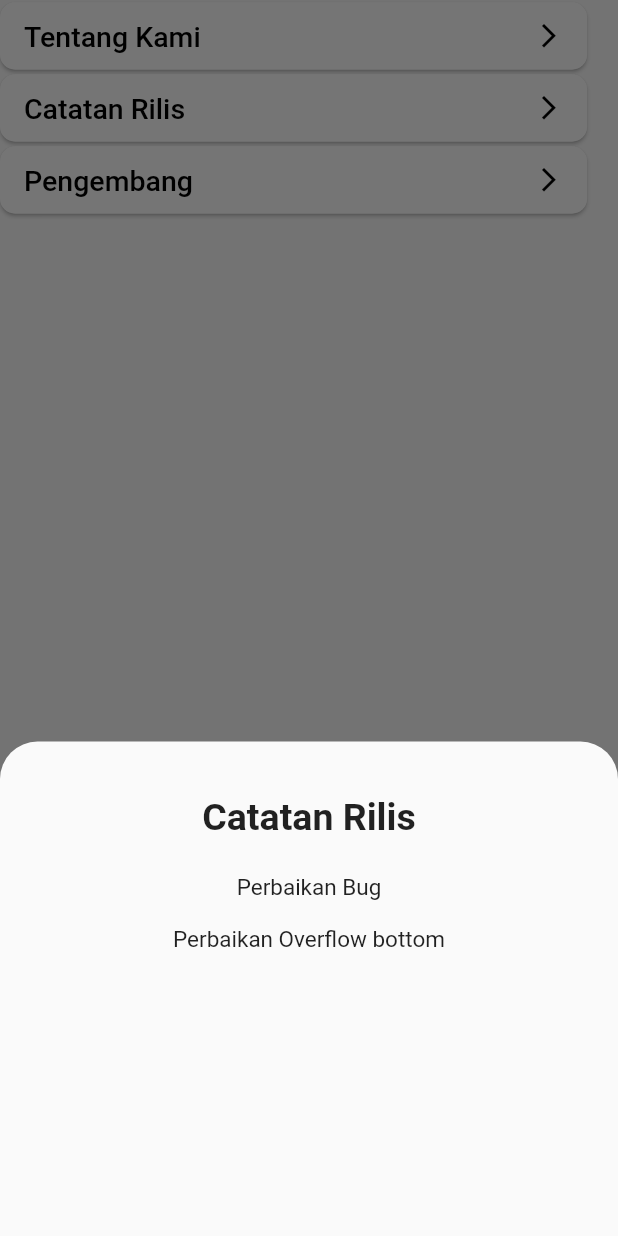
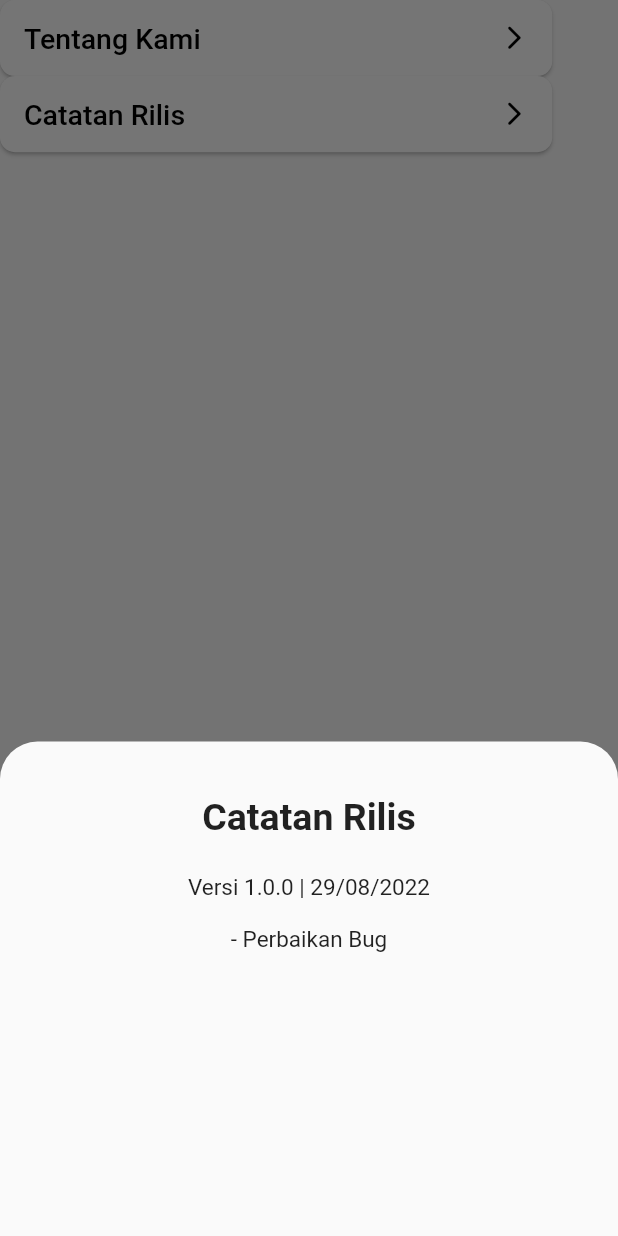
Before and after one commit to magang-rebahan-labs/swamedika-v.1, a Flutter app: the ButtonMore widget shown alone on an empty page, opened directly, after a tap on "Catatan Rilis", on a phone screen of 412 x 824 dp. Run offline on Flutter 3.47's test engine with Material 2 defaults, Android fonts, the phone set to English and light mode, and no system bars; our stand-ins replace dotted_line, get, shared_preferences; accounts and stored records are empty.

Commit message:
modifikasi tab more

```diff
--- a/lib/main.dart
+++ b/lib/main.dart
@@ -28,9 +28,9 @@ class MyApp extends StatelessWidget {
         theme: ThemeData(
           backgroundColor: Colors.white,
         ),
-        // home: seenOnBoard == true ? const LogoSplash() : const SplashScreen());
+        home: seenOnBoard == true ? const LogoSplash() : const SplashScreen());
         // home: const SplashScreen());
-        home: const RecomendationLocal());
+        // home: const RecomendationLocal());
     // home: const DetailFruit());
   }
 }
--- a/lib/views/widgets/appbar_more.dart
+++ b/lib/views/widgets/appbar_more.dart
@@ -1,6 +1,5 @@
 import 'package:flutter/material.dart';
 import 'package:flutter/services.dart';
-import 'package:swamedika/views/widgets/bottom_nav_bar.dart';
 
 class AppBarMore extends StatelessWidget {
   const AppBarMore({Key? key}) : super(key: key);
@@ -13,7 +12,7 @@ class AppBarMore extends StatelessWidget {
           statusBarColor: Colors.transparent,
         ),
         leading: IconButton(
-          icon: const Icon(Icons.arrow_back_ios),
+          icon: const Icon(Icons.arrow_back_ios_new_rounded),
           onPressed: () {Navigator.pop;},
         ),
         backgroundColor: Colors.transparent,
--- a/lib/views/widgets/bottom_nav_bar.dart
+++ b/lib/views/widgets/bottom_nav_bar.dart
@@ -32,7 +32,7 @@ class _BottomNavBarState extends State<BottomNavBar> {
         child: _children.elementAt(_pilihanbuttom),
       ),
       bottomNavigationBar: SizedBox(
-        height: MediaQuery.of(context).size.height * 0.08,
+        height: MediaQuery.of(context).size.height / 10.684,
         child: BottomNavigationBar(
           items: const <BottomNavigationBarItem>[
             BottomNavigationBarItem(
--- a/lib/views/widgets/button_more_section.dart
+++ b/lib/views/widgets/button_more_section.dart
@@ -11,9 +11,8 @@ class _ButtonMoreState extends State<ButtonMore> {
   @override
   Widget build(BuildContext context) {
     return SizedBox(
-      width: MediaQuery.of(context).size.width * 0.95,
+      width: MediaQuery.of(context).size.width / 1.119,
       child: Column(
-        crossAxisAlignment: CrossAxisAlignment.center,
         children: [
           // BUTTON TENTANG KAMI
           ElevatedButton(
@@ -23,7 +22,8 @@ class _ButtonMoreState extends State<ButtonMore> {
               elevation: 1,
               shape: RoundedRectangleBorder(
                   borderRadius: BorderRadius.circular(10.0)),
-              minimumSize: const Size(300, 45),
+              minimumSize:
+                  Size.fromHeight(MediaQuery.of(context).size.height / 16.24),
             ),
             onPressed: () {
               showModalBottomSheet(
@@ -39,9 +39,8 @@ class _ButtonMoreState extends State<ButtonMore> {
                       child: Padding(
                         padding: const EdgeInsets.only(left: 20, right: 20),
                         child: SizedBox(
+                          child: SingleChildScrollView(
                             child: Column(
-                            mainAxisAlignment: MainAxisAlignment.start,
-                            crossAxisAlignment: CrossAxisAlignment.center,
                               children: const [
                                 Text(
                                   'Tentang Kami',
@@ -60,6 +59,7 @@ class _ButtonMoreState extends State<ButtonMore> {
                             ),
                           ),
                         ),
+                      ),
                     );
                   });
             },
@@ -71,7 +71,7 @@ class _ButtonMoreState extends State<ButtonMore> {
                   style: TextStyle(fontSize: 19, color: Colors.black),
                 ),
                 Icon(
-                  Icons.arrow_forward_ios,
+                  Icons.arrow_forward_ios_rounded,
                   size: 19,
                   color: Colors.black,
                 ),
@@ -79,7 +79,7 @@ class _ButtonMoreState extends State<ButtonMore> {
             ),
           ),
 
-          // BUTTON RELEASE NOTES
+          // BUTTON CATATAN RILIS
           ElevatedButton(
             style: ElevatedButton.styleFrom(
               primary: Colors.white,
@@ -87,7 +87,8 @@ class _ButtonMoreState extends State<ButtonMore> {
               elevation: 1,
               shape: RoundedRectangleBorder(
                   borderRadius: BorderRadius.circular(10.0)),
-              minimumSize: const Size(300, 45),
+              minimumSize:
+                  Size.fromHeight(MediaQuery.of(context).size.height / 16.24),
             ),
             onPressed: () {
               showModalBottomSheet(
@@ -100,30 +101,33 @@ class _ButtonMoreState extends State<ButtonMore> {
                   builder: (context) {
                     return SizedBox(
                       height: MediaQuery.of(context).size.height * 0.4,
+                      child: Padding(
+                        padding: const EdgeInsets.only(left: 20, right: 20),
                         child: SizedBox(
+                          child: SingleChildScrollView(
                             child: Column(
-                          mainAxisAlignment: MainAxisAlignment.start,
-                          crossAxisAlignment: CrossAxisAlignment.center,
                               children: const [
                                 Text(
                                   'Catatan Rilis',
-                              textAlign: TextAlign.center,
+                                  textAlign: TextAlign.start,
                                   style: TextStyle(
                                       fontSize: 25,
                                       fontWeight: FontWeight.bold,
                                       height: 3),
                                 ),
                                 Text(
-                              'Perbaikan Bug',
-                              textAlign: TextAlign.left,
+                                  'Versi 1.0.0 | 29/08/2022',
+                                  textAlign: TextAlign.start,
                                   style: TextStyle(fontSize: 15, height: 2.3),
                                 ),
                                 Text(
-                              'Perbaikan Overflow bottom',
-                              textAlign: TextAlign.left,
+                                  '- Perbaikan Bug',
+                                  textAlign: TextAlign.start,
                                   style: TextStyle(fontSize: 15, height: 2.3),
                                 ),
                               ],
+                            ),
+                          ),
                         ),
                       ),
                     );
@@ -137,72 +141,7 @@ class _ButtonMoreState extends State<ButtonMore> {
                   style: TextStyle(fontSize: 19, color: Colors.black),
                 ),
                 Icon(
-                  Icons.arrow_forward_ios,
-                  size: 19,
-                  color: Colors.black,
-                ),
-              ],
-            ),
-          ),
-
-          ElevatedButton(
-            style: ElevatedButton.styleFrom(
-              primary: Colors.white,
-              onPrimary: Colors.black,
-              elevation: 1,
-              shape: RoundedRectangleBorder(
-                  borderRadius: BorderRadius.circular(10.0)),
-              minimumSize: const Size(300, 45),
-            ),
-            onPressed: () {
-              showModalBottomSheet(
-                  context: context,
-                  shape: const RoundedRectangleBorder(
-                    borderRadius: BorderRadius.vertical(
-                      top: Radius.circular(25.0),
-                    ),
-                  ),
-                  builder: (context) {
-                    return SizedBox(
-                      height: MediaQuery.of(context).size.height * 0.4,
-                      child: SizedBox(
-                        child: Column(
-                          mainAxisAlignment: MainAxisAlignment.start,
-                          crossAxisAlignment: CrossAxisAlignment.center,
-                          children: const [
-                            Text(
-                              'Pengembang',
-                              textAlign: TextAlign.center,
-                              style: TextStyle(
-                                  fontSize: 25,
-                                  fontWeight: FontWeight.bold,
-                                  height: 3),
-                            ),
-                            Text(
-                              'PT. Rejeki Berkah Nusantara',
-                              textAlign: TextAlign.center,
-                              style: TextStyle(fontSize: 15, height: 2),
-                            ),
-                            Text(
-                              '1999',
-                              textAlign: TextAlign.center,
-                              style: TextStyle(fontSize: 15, height: 1.5),
-                            ),
-                          ],
-                        ),
-                      ),
-                    );
-                  });
-            },
-            child: Row(
-              mainAxisAlignment: MainAxisAlignment.spaceBetween,
-              children: const [
-                Text(
-                  'Pengembang',
-                  style: TextStyle(fontSize: 19, color: Colors.black),
-                ),
-                Icon(
-                  Icons.arrow_forward_ios,
+                  Icons.arrow_forward_ios_rounded,
                   size: 19,
                   color: Colors.black,
                 ),
--- a/lib/views/widgets/dotted_line.dart
+++ b/lib/views/widgets/dotted_line.dart
@@ -7,7 +7,7 @@ class DottedLineWidget extends StatelessWidget {
   @override
   Widget build(BuildContext context) {
     return SizedBox(
-      height: MediaQuery.of(context).size.height * 0.04,
+      height: MediaQuery.of(context).size.height / 19.374,
       width: MediaQuery.of(context).size.width,
       child: const DottedLine(
         direction: Axis.horizontal,
```
Also changed, not shown: lib/views/pages/more.dart (+4 -4 lines). Lines whose indentation alone changed are shown as unchanged.
